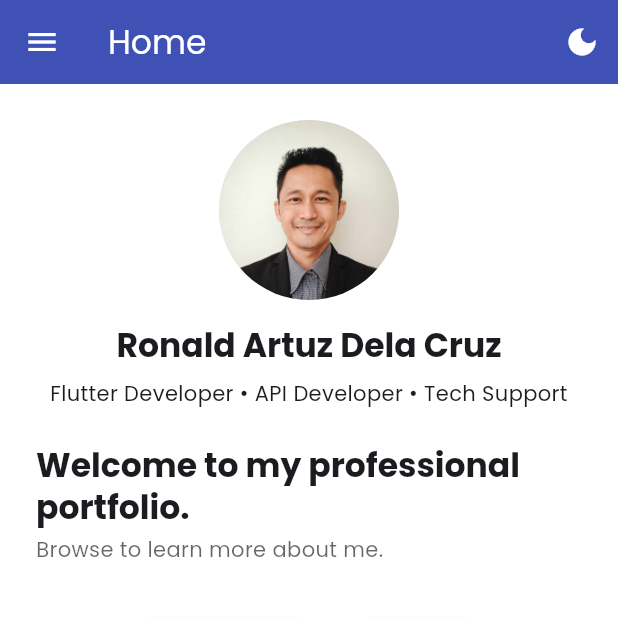
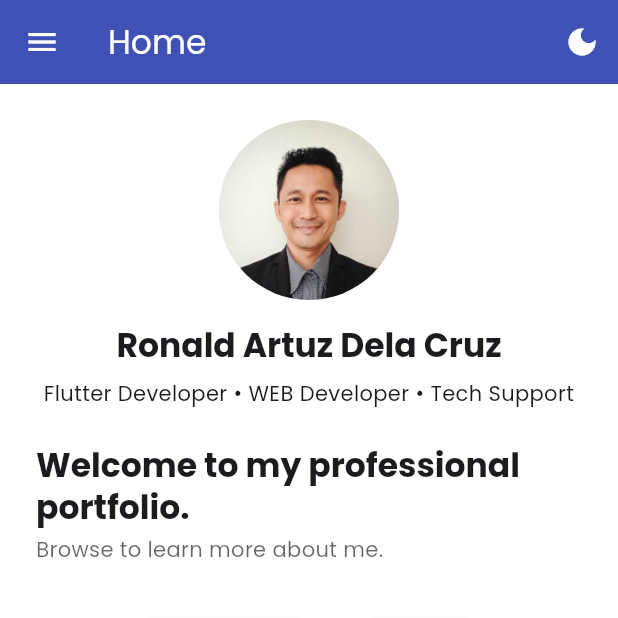
Before and after one commit to Boedelacruz01/Ronald_dela_cruz_portfolio_v2, a Flutter app: the screen it shows after launch, on a phone screen of 412 x 824 dp, the top half of it. Run offline on Flutter 3.47's test engine with Material 3 defaults, Android fonts, the phone set to English and light mode, and no system bars; our stand-ins replace firebase_core, get, google_fonts, shared_preferences; accounts and stored records are empty.

Commit message:
change web text

```diff
--- a/lib/features/home/home_screen.dart
+++ b/lib/features/home/home_screen.dart
@@ -66,7 +66,7 @@ class HomeScreen extends StatelessWidget {
               ),
               const SizedBox(height: 8),
               const Text(
-                'Flutter Developer • API Developer • Tech Support',
+                'Flutter Developer • WEB Developer • Tech Support',
                 textAlign: TextAlign.center,
               ),
               const SizedBox(height: 24),
```
